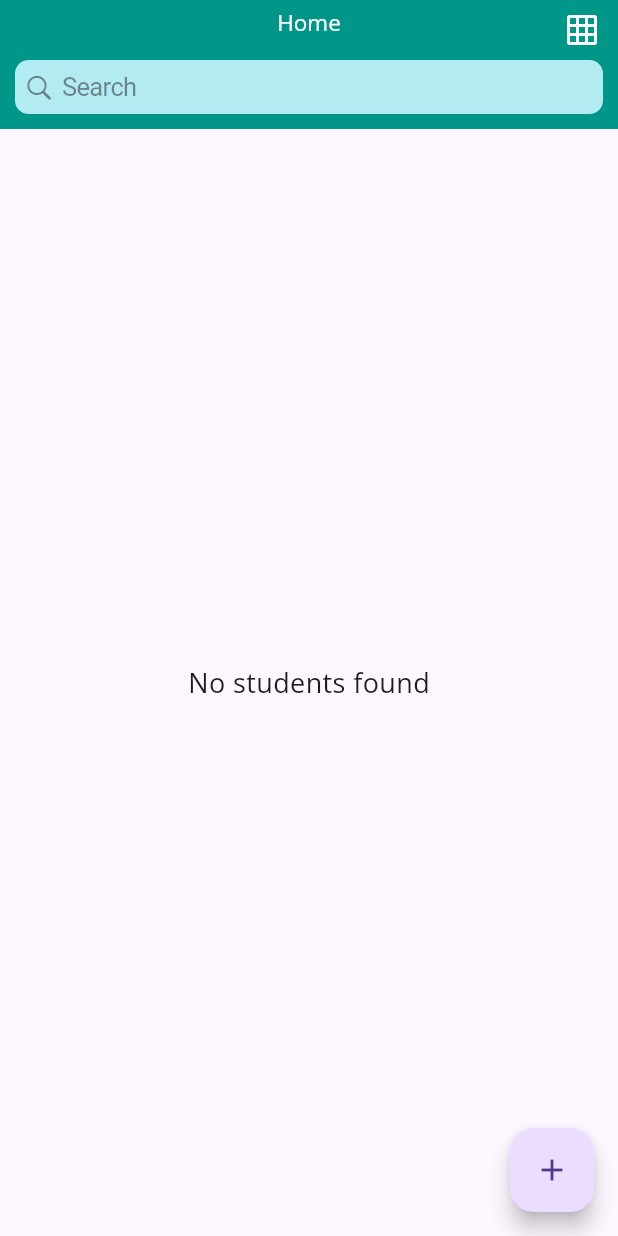
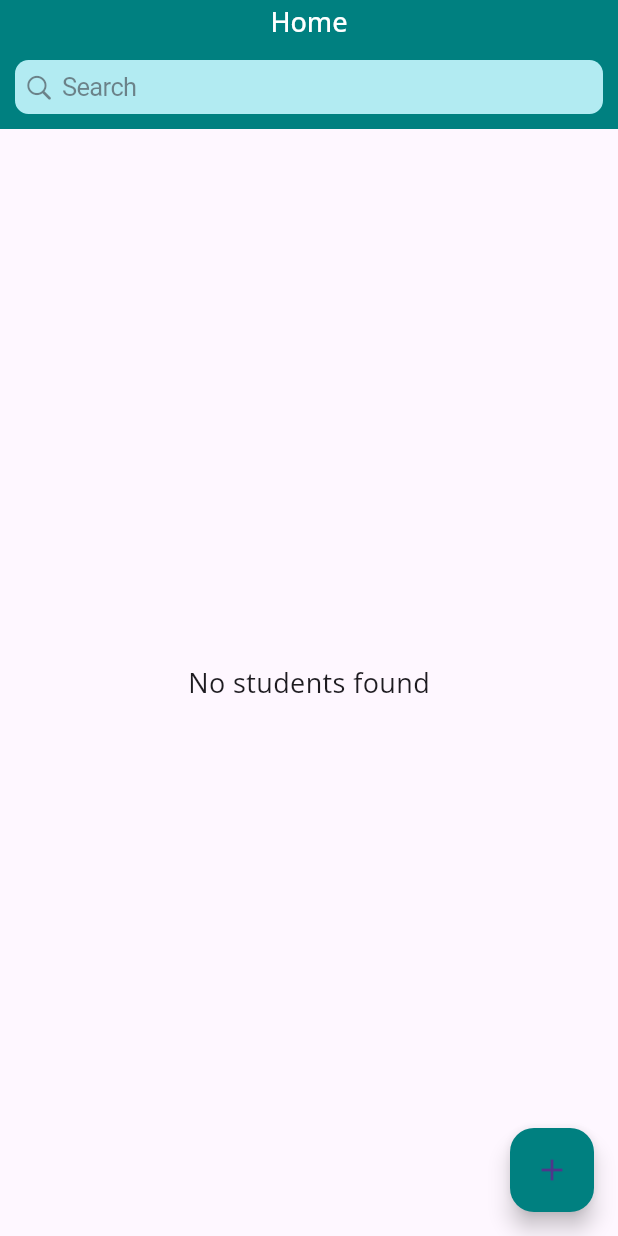
Before and after one commit to Ajaymanikandan0x/student-app-provider, a Flutter app: the screen it shows after launch, on a phone screen of 412 x 824 dp. Run offline on Flutter 3.47's test engine with Material 3 defaults, Android fonts, the phone set to English and light mode, and no system bars; our stand-ins replace google_fonts, image_picker, sqflite; accounts and stored records are empty.

Commit message:
change some leyout add home page listview

```diff
--- a/lib/base/const.dart
+++ b/lib/base/const.dart
@@ -1,6 +1,8 @@
 import 'package:flutter/material.dart';
+import 'package:google_fonts/google_fonts.dart';
 
-const title = TextStyle(fontSize: 15, color: Colors.white);
+const title =
+    TextStyle(fontSize: 18, color: Colors.white, fontWeight: FontWeight.w500);
 
 final buttonColor = Colors.teal.shade800;
 
@@ -10,3 +12,9 @@ const gapHeight = SizedBox(
 const gapWidth = SizedBox(
   width: 20,
 );
+TextStyle textButton = GoogleFonts.roboto(
+  textStyle: const TextStyle(
+    color: Colors.white,
+    fontWeight: FontWeight.bold,
+  ),
+);
--- a/lib/base/widgets/widgets.dart
+++ b/lib/base/widgets/widgets.dart
@@ -34,7 +34,7 @@ Widget elevatedButton(
   return ElevatedButton.icon(
     onPressed: onPressed,
     style: ElevatedButton.styleFrom(
-      minimumSize: const Size(150, 50),
+      minimumSize: const Size(180, 60),
       backgroundColor: Colors.teal[800],
     ),
     icon: Icon(icon, color: Colors.black),
--- a/lib/controllers/delete_student_provider.dart
+++ b/lib/controllers/delete_student_provider.dart
@@ -4,7 +4,9 @@ import '../data_base/db.dart';
 
 class DeleteStudentProvider extends ChangeNotifier {
   final DatabaseHelper db = DatabaseHelper();
+
   Future<void> deleteStudent(int studentId) async {
-    db.deleteStudent(studentId);
+    await db.deleteStudent(studentId); // Ensure this is awaited
+    notifyListeners(); // Notify listeners if needed
   }
 }
--- a/lib/controllers/student_list_provider.dart
+++ b/lib/controllers/student_list_provider.dart
@@ -8,6 +8,7 @@ class StudentListProvider extends ChangeNotifier {
   List<Model> student = [];
   List<Model> filteredStudent = [];
   bool isSearching = false;
+
   StudentListProvider() {
     databaseHelper = DatabaseHelper();
     refreshStudentList();
@@ -15,6 +16,7 @@ class StudentListProvider extends ChangeNotifier {
   Future<void> refreshStudentList() async {
     final studentList = await databaseHelper.getStudents();
     student = studentList;
+    filteredStudent = List.from(student); // Initialize filteredStudent
     notifyListeners();
   }
 
--- a/lib/main.dart
+++ b/lib/main.dart
@@ -27,7 +27,8 @@ class MyApp extends StatelessWidget {
         child: MaterialApp(
           debugShowCheckedModeBanner: false,
           theme: ThemeData(
-            appBarTheme: const AppBarTheme(color: Colors.teal),
+            appBarTheme:
+                const AppBarTheme(color: Color.fromARGB(255, 0, 128, 128)),
             textTheme: GoogleFonts.openSansTextTheme(),
           ),
           routes: {
--- a/lib/screens/add_student.dart
+++ b/lib/screens/add_student.dart
@@ -133,6 +133,7 @@ class AddStudent extends StatelessWidget {
                     ),
                     gapHeight,
                     Row(
+                      mainAxisAlignment: MainAxisAlignment.spaceEvenly,
                       children: [
                         elevatedButton(
                             icon: Icons.save,
--- a/lib/screens/home.dart
+++ b/lib/screens/home.dart
@@ -23,14 +23,6 @@ class Home extends StatelessWidget {
           style: title,
         ),
         centerTitle: true,
-        actions: [
-          IconButton(
-              onPressed: () {},
-              icon: const Icon(
-                Icons.grid_on,
-                color: Colors.white,
-              ))
-        ],
         bottom: PreferredSize(
           preferredSize: const Size.fromHeight(30),
           child: Padding(
@@ -61,7 +53,7 @@ class Home extends StatelessWidget {
                 itemBuilder: (BuildContext context, int index) {
                   final students = homeProvider.filteredStudent[index];
                   return Padding(
-                    padding: EdgeInsets.all(15),
+                    padding: const EdgeInsets.all(15),
                     child: GestureDetector(
                       onTap: () {
                         Navigator.push(
@@ -142,6 +134,7 @@ class Home extends StatelessWidget {
             MaterialPageRoute(builder: (context) => AddStudent()),
           ).then((value) => homeProvider.refreshStudentList());
         },
+        backgroundColor: const Color.fromARGB(255, 0, 128, 128),
         child: const Icon(Icons.add),
       ),
     );
```
Also changed, not shown: lib/base/widgets/delete_diloge.dart (+12 -30 lines), lib/screens/edit_student.dart (+8 -5 lines), lib/screens/student_profile.dart (+5 -5 lines).
